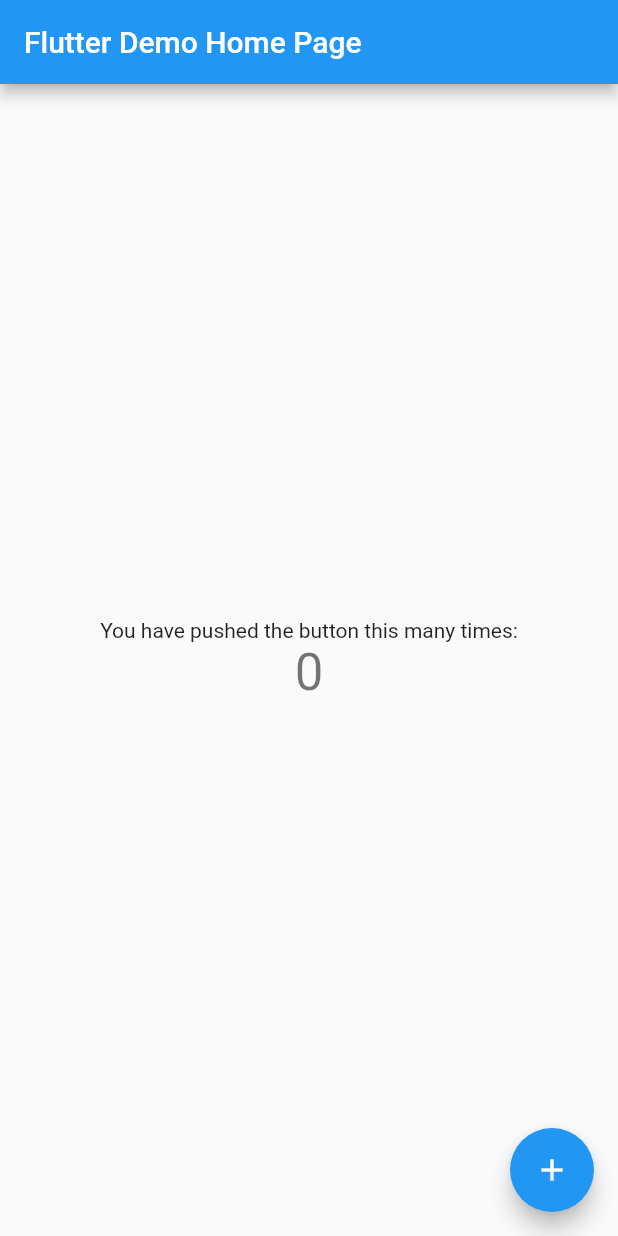
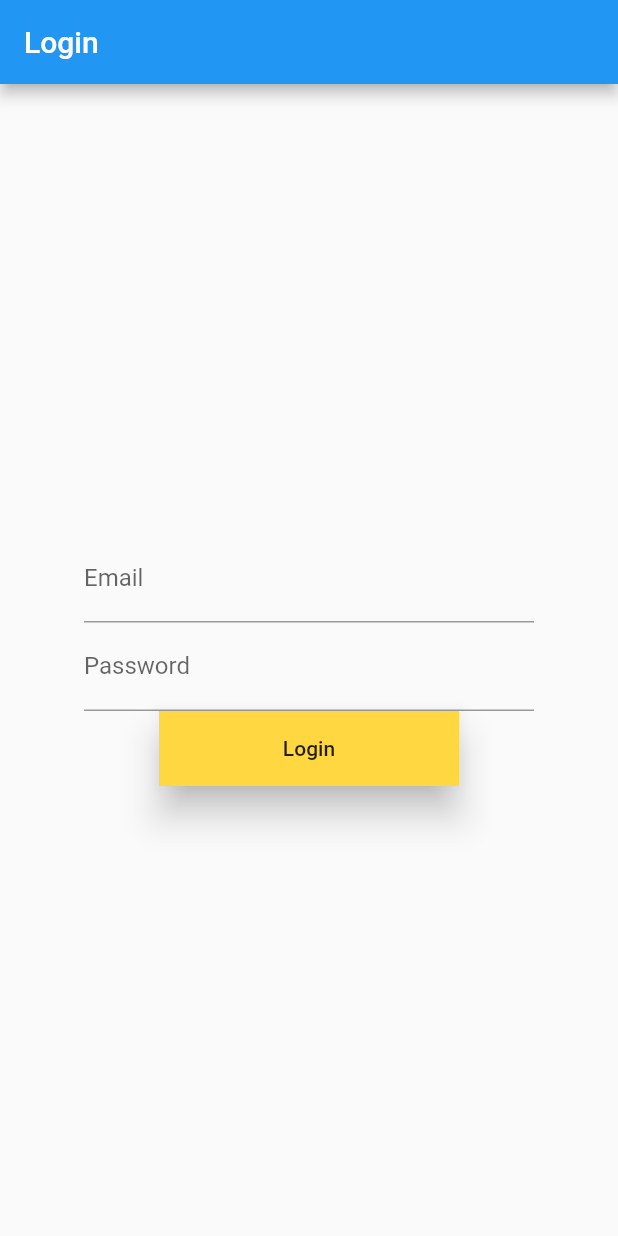
Before and after one commit to Wander-Force/guftgu, a Flutter app: the screen it shows after launch, on a phone screen of 412 x 824 dp. Run offline on Flutter 3.47's test engine with Material 2 defaults, Android fonts, the phone set to English and light mode, and no system bars; our stand-ins replace cloud_firestore, firebase_auth, firebase_core, modal_progress_hud; accounts and stored records are empty.

Commit message:
chatbox-streambuilder-loginPage

```diff
--- /dev/null
+++ b/lib/login.dart
@@ -0,0 +1,135 @@
+import 'package:firebase_auth/firebase_auth.dart';
+import 'package:flutter/material.dart';
+import 'package:modal_progress_hud/modal_progress_hud.dart';
+
+class MyLogin extends StatefulWidget {
+  @override
+  _MyLoginState createState() => _MyLoginState();
+}
+
+var authc = FirebaseAuth.instance;
+//var fireStore = FirebaseFirestore.instance;
+
+class _MyLoginState extends State<MyLogin> {
+  final formKey = new GlobalKey<FormState>();
+
+  String email;
+  String password;
+  bool spin = false;
+
+  bool validateAndSave() {
+    final form = formKey.currentState;
+    if (form.validate()) {
+      form.save();
+      print('*****VALIDATED*****');
+      return true;
+    }
+    return false;
+  }
+
+  //-------------------------------------------->
+  //                Validate, Store, Navigate
+  //-------------------------------------------->
+
+  void validateAndSubmit() async {
+    if (validateAndSave()) {
+      try {
+        UserCredential userCredential;
+        try {
+          userCredential = await authc.signInWithEmailAndPassword(
+              email: email, password: password);
+        } on FirebaseAuthException catch (e) {
+          if (e.code == 'user not found') {
+            print(
+                'No user such found for the email. Create an accout or try another email');
+          } else if (e.code == 'wrong password') {
+            print('Wrong Password, Try Again.');
+          }
+        }
+        User user = userCredential.user;
+        print('Signed In : ${user.uid}');
+        if (user != null) {
+          Navigator.pushNamed(context, "chat");
+        }
+      } catch (e) {
+        print('ERROR: $e');
+      }
+    }
+  }
+
+  // void userAuthentication() async {
+  //   try {
+  //     var userSignIn = await authc.signInWithEmailAndPassword(
+  //         email: email, password: password);
+  //     print("****** USER ***** $userSignIn");
+
+  //     if (userSignIn != null) {
+  //       Navigator.pushNamed(context, "chat");
+  //       setState(() {
+  //         spin = false;
+  //       });
+  //     }
+  //   } catch (e) {
+  //     print("**** ERROR **** $e");
+  //   }
+  // }
+
+  @override
+  Widget build(BuildContext context) {
+    return Scaffold(
+      appBar: AppBar(
+        title: Text('Login'),
+      ),
+      body: ModalProgressHUD(
+          inAsyncCall: spin,
+          child: Center(
+            child: Container(
+              width: 300,
+              child: Form(
+                key: formKey,
+                child: Column(
+                  mainAxisAlignment: MainAxisAlignment.center,
+                  children: buildInputs() + buildButtons(),
+                ),
+              ),
+            ),
+          )),
+    );
+  }
+
+  List<Widget> buildInputs() {
+    return [
+      TextFormField(
+        keyboardType: TextInputType.emailAddress,
+        decoration: InputDecoration(labelText: "Email"),
+        validator: (value) => value.isEmpty ? 'Email cannot be empty' : null,
+        onSaved: (value) => email = value,
+      ),
+      TextFormField(
+        decoration: InputDecoration(labelText: "Password"),
+        obscureText: true,
+        validator: (value) => value.isEmpty ? 'Password cannot be empty' : null,
+        onSaved: (value) => password = value,
+      )
+    ];
+  }
+
+  List<Widget> buildButtons() {
+    return [
+      Material(
+        color: Colors.amberAccent,
+        elevation: 10,
+        child: MaterialButton(
+            minWidth: 200,
+            height: 50,
+            child: Text('Login'),
+            onPressed: () async {
+              setState(() {
+                spin = true;
+                validateAndSubmit();
+              });
+            }),
+      )
+    ];
+  }
+}
--- a/lib/main.dart
+++ b/lib/main.dart
@@ -1,117 +1,27 @@
 import 'package:flutter/material.dart';
+import 'package:firebase_core/firebase_core.dart';
+import 'package:guftgu/chat.dart';
+import 'package:guftgu/login.dart';
 
-void main() {
-  runApp(MyApp());
+void main() async {
+  WidgetsFlutterBinding.ensureInitialized();
+  await Firebase.initializeApp();
+  runApp(new MyApp());
 }
 
 class MyApp extends StatelessWidget {
-  // This widget is the root of your application.
   @override
   Widget build(BuildContext context) {
-    return MaterialApp(
-      title: 'Flutter Demo',
-      theme: ThemeData(
-        // This is the theme of your application.
-        //
-        // Try running your application with "flutter run". You'll see the
-        // application has a blue toolbar. Then, without quitting the app, try
-        // changing the primarySwatch below to Colors.green and then invoke
-        // "hot reload" (press "r" in the console where you ran "flutter run",
-        // or simply save your changes to "hot reload" in a Flutter IDE).
-        // Notice that the counter didn't reset back to zero; the application
-        // is not restarted.
-        primarySwatch: Colors.blue,
-        // This makes the visual density adapt to the platform that you run
-        // the app on. For desktop platforms, the controls will be smaller and
-        // closer together (more dense) than on mobile platforms.
-        visualDensity: VisualDensity.adaptivePlatformDensity,
-      ),
-      home: MyHomePage(title: 'Flutter Demo Home Page'),
+    return new MaterialApp(
+      debugShowCheckedModeBanner: false,
+      title: "Chat",
+      initialRoute: '/',
+      routes: {
+        //'/': (context) => ActionAnimator(),
+        "/": (context) => MyLogin(),
+        "chat": (context) => MyChat(),
+      },
     );
   }
 }
-
-class MyHomePage extends StatefulWidget {
-  MyHomePage({Key key, this.title}) : super(key: key);
-
-  // This widget is the home page of your application. It is stateful, meaning
-  // that it has a State object (defined below) that contains fields that affect
-  // how it looks.
-
-  // This class is the configuration for the state. It holds the values (in this
-  // case the title) provided by the parent (in this case the App widget) and
-  // used by the build method of the State. Fields in a Widget subclass are
-  // always marked "final".
-
-  final String title;
-
-  @override
-  _MyHomePageState createState() => _MyHomePageState();
-}
-
-class _MyHomePageState extends State<MyHomePage> {
-  int _counter = 0;
-
-  void _incrementCounter() {
-    setState(() {
-      // This call to setState tells the Flutter framework that something has
-      // changed in this State, which causes it to rerun the build method below
-      // so that the display can reflect the updated values. If we changed
-      // _counter without calling setState(), then the build method would not be
-      // called again, and so nothing would appear to happen.
-      _counter++;
-    });
-  }
-
-  @override
-  Widget build(BuildContext context) {
-    // This method is rerun every time setState is called, for instance as done
-    // by the _incrementCounter method above.
-    //
-    // The Flutter framework has been optimized to make rerunning build methods
-    // fast, so that you can just rebuild anything that needs updating rather
-    // than having to individually change instances of widgets.
-    return Scaffold(
-      appBar: AppBar(
-        // Here we take the value from the MyHomePage object that was created by
-        // the App.build method, and use it to set our appbar title.
-        title: Text(widget.title),
-      ),
-      body: Center(
-        // Center is a layout widget. It takes a single child and positions it
-        // in the middle of the parent.
-        child: Column(
-          // Column is also a layout widget. It takes a list of children and
-          // arranges them vertically. By default, it sizes itself to fit its
-          // children horizontally, and tries to be as tall as its parent.
-          //
-          // Invoke "debug painting" (press "p" in the console, choose the
-          // "Toggle Debug Paint" action from the Flutter Inspector in Android
-          // Studio, or the "Toggle Debug Paint" command in Visual Studio Code)
-          // to see the wireframe for each widget.
-          //
-          // Column has various properties to control how it sizes itself and
-          // how it positions its children. Here we use mainAxisAlignment to
-          // center the children vertically; the main axis here is the vertical
-          // axis because Columns are vertical (the cross axis would be
-          // horizontal).
-          mainAxisAlignment: MainAxisAlignment.center,
-          children: <Widget>[
-            Text(
-              'You have pushed the button this many times:',
-            ),
-            Text(
-              '$_counter',
-              style: Theme.of(context).textTheme.headline4,
-            ),
-          ],
-        ),
-      ),
-      floatingActionButton: FloatingActionButton(
-        onPressed: _incrementCounter,
-        tooltip: 'Increment',
-        child: Icon(Icons.add),
-      ), // This trailing comma makes auto-formatting nicer for build methods.
-    );
-  }
-}
+// Firebase SDK is not synced yet. Also SHA is not set... not sure if it'll be needed or not for chat live stream.
--- a/pubspec.yaml
+++ b/pubspec.yaml
@@ -28,6 +28,11 @@ dependencies:
   # The following adds the Cupertino Icons font to your application.
   # Use with the CupertinoIcons class for iOS style icons.
   cupertino_icons: ^0.1.3
+  firebase_core: ^0.5.0
+  firebase_auth: ^0.18.0+1
+  cloud_firestore: ^0.14.0+2
+  modal_progress_hud: ^0.1.3
+  firebase_storage: ^4.0.1
 
 dev_dependencies:
   flutter_test:
```
Also changed, not shown: lib/animation.dart (added, +38 -0 lines), lib/chat.dart (added, +108 -0 lines), lib/chatroom.dart (added), pubspec.lock, 1 other file.
